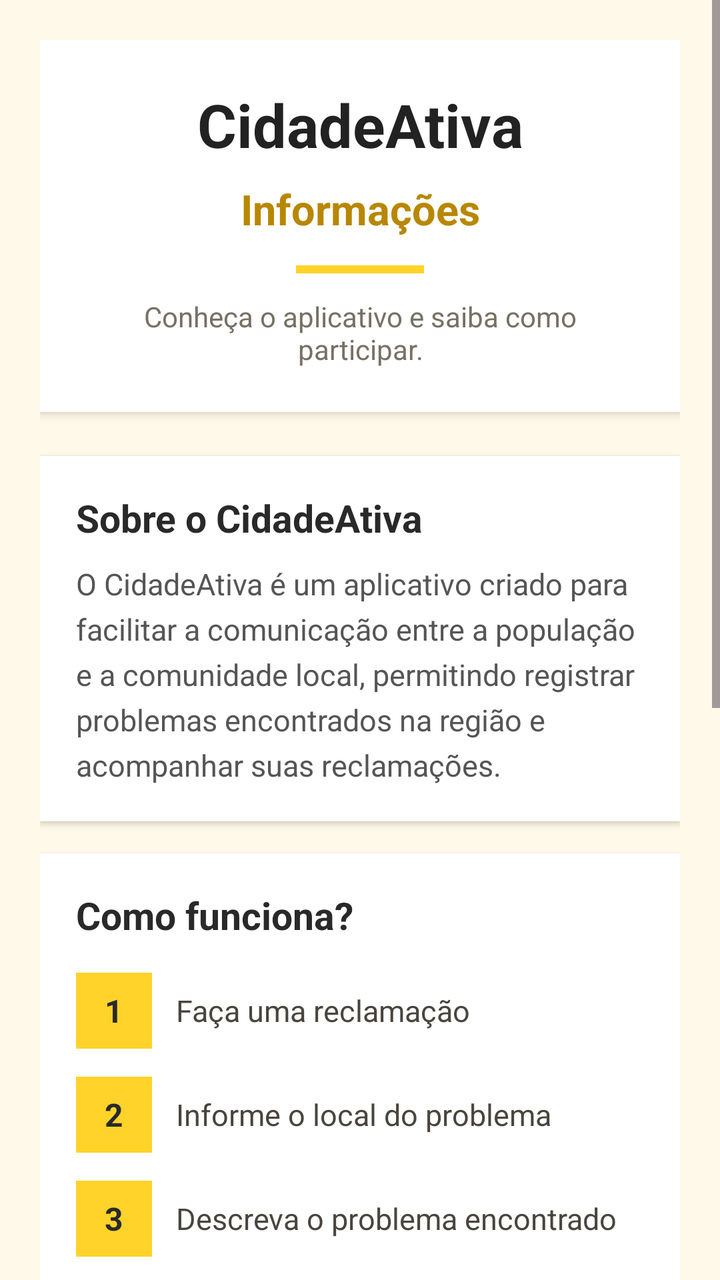
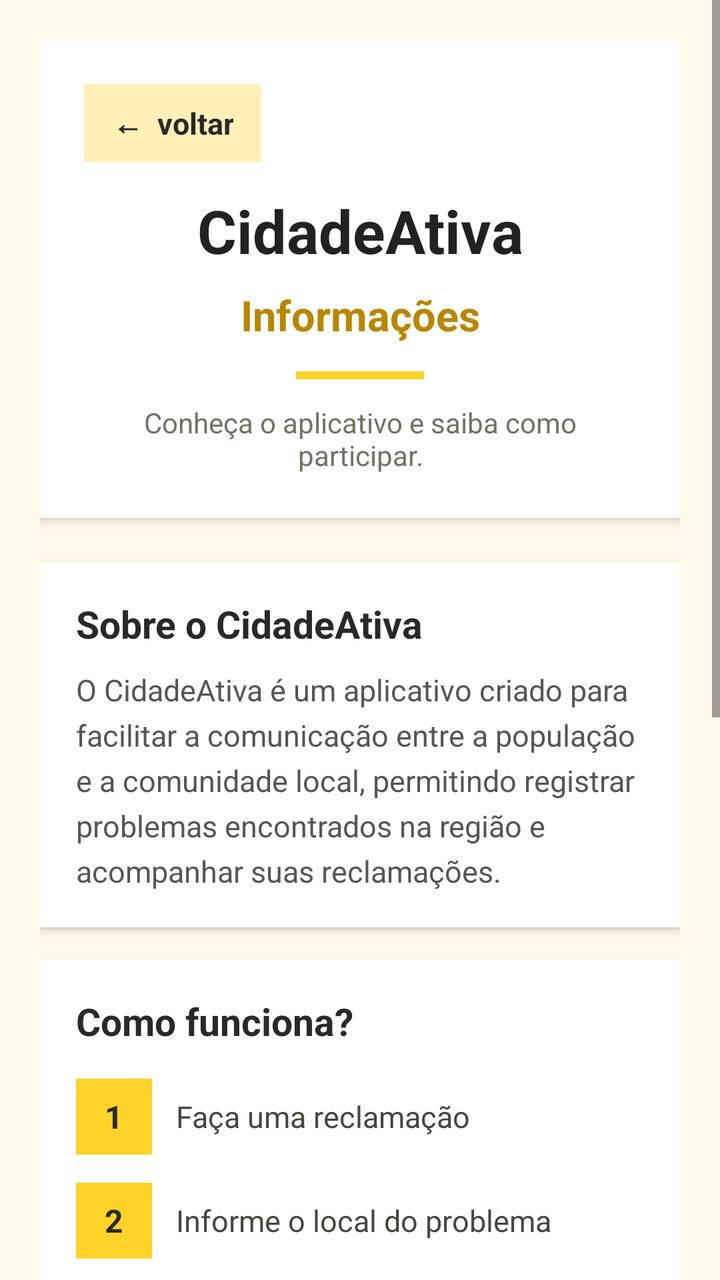

Compare the two renders of this Android layout. The source of the first and the diff that turns it into the second are given below.
<!-- AndroidManifest.xml: application theme Theme.CidadeAtiva -->
<!-- res/layout/activity_informacoes.xml -->
<?xml version="1.0" encoding="utf-8"?>
<ScrollView
    xmlns:android="http://schemas.android.com/apk/res/android"
    android:layout_width="match_parent"
    android:layout_height="match_parent"
    android:background="#FFF9E9"
    android:fillViewport="true">

    <LinearLayout
        android:layout_width="match_parent"
        android:layout_height="wrap_content"
        android:orientation="vertical"
        android:paddingStart="20dp"
        android:paddingEnd="20dp"
        android:paddingTop="20dp"
        android:paddingBottom="28dp">

        

        <LinearLayout
            android:layout_width="match_parent"
            android:layout_height="wrap_content"
            android:orientation="vertical"
            android:gravity="center"
            android:background="#FFFFFF"
            android:elevation="3dp"
            android:padding="22dp"
            android:layout_marginBottom="22dp">

            <TextView
                android:layout_width="match_parent"
                android:layout_height="wrap_content"
                android:text="CidadeAtiva"
                android:textSize="30sp"
                android:textStyle="bold"
                android:textColor="#222222"
                android:gravity="center"/>

            <TextView
                android:layout_width="match_parent"
                android:layout_height="wrap_content"
                android:text="Informações"
                android:textSize="21sp"
                android:textStyle="bold"
                android:textColor="#B88700"
                android:gravity="center"
                android:layout_marginTop="8dp"/>

            <View
                android:layout_width="64dp"
                android:layout_height="4dp"
                android:background="#FFD32A"
                android:layout_marginTop="14dp"/>

            <TextView
                android:layout_width="match_parent"
                android:layout_height="wrap_content"
                android:text="Conheça o aplicativo e saiba como participar."
                android:textSize="14sp"
                android:textColor="#777064"
                android:gravity="center"
                android:layout_marginTop="12dp"/>

        </LinearLayout>

        

        <LinearLayout
            android:layout_width="match_parent"
            android:layout_height="wrap_content"
            android:orientation="vertical"
            android:background="#FFFFFF"
            android:elevation="2dp"
            android:padding="18dp"
            android:layout_marginBottom="16dp">

            <TextView
                android:layout_width="match_parent"
                android:layout_height="wrap_content"
                android:text="Sobre o CidadeAtiva"
                android:textSize="19sp"
                android:textStyle="bold"
                android:textColor="#292929"
                android:layout_marginBottom="10dp"/>

            <TextView
                android:layout_width="match_parent"
                android:layout_height="wrap_content"
                android:text="O CidadeAtiva é um aplicativo criado para facilitar a comunicação entre a população e a comunidade local, permitindo registrar problemas encontrados na região e acompanhar suas reclamações."
                android:textSize="15sp"
                android:textColor="#555555"
                android:lineSpacingExtra="5dp"/>

        </LinearLayout>

        

        <LinearLayout
            android:layout_width="match_parent"
            android:layout_height="wrap_content"
            android:orientation="vertical"
            android:background="#FFFFFF"
            android:elevation="2dp"
            android:padding="18dp"
            android:layout_marginBottom="16dp">

            <TextView
                android:layout_width="match_parent"
                android:layout_height="wrap_content"
                android:text="Como funciona?"
                android:textSize="19sp"
                android:textStyle="bold"
                android:textColor="#292929"
                android:layout_marginBottom="16dp"/>

            

            <LinearLayout
                android:layout_width="match_parent"
                android:layout_height="wrap_content"
                android:orientation="horizontal"
                android:gravity="center_vertical"
                android:layout_marginBottom="14dp">

                <TextView
                    android:layout_width="38dp"
                    android:layout_height="38dp"
                    android:gravity="center"
                    android:text="1"
                    android:textStyle="bold"
                    android:textSize="16sp"
                    android:textColor="#292929"
                    android:background="#FFD32A"/>

                <TextView
                    android:layout_width="0dp"
                    android:layout_height="wrap_content"
                    android:layout_weight="1"
                    android:layout_marginStart="12dp"
                    android:text="Faça uma reclamação"
                    android:textSize="15sp"
                    android:textColor="#49453D"/>

            </LinearLayout>

            

            <LinearLayout
                android:layout_width="match_parent"
                android:layout_height="wrap_content"
                android:orientation="horizontal"
                android:gravity="center_vertical"
                android:layout_marginBottom="14dp">

                <TextView
                    android:layout_width="38dp"
                    android:layout_height="38dp"
                    android:gravity="center"
                    android:text="2"
                    android:textStyle="bold"
                    android:textSize="16sp"
                    android:textColor="#292929"
                    android:background="#FFD32A"/>

                <TextView
                    android:layout_width="0dp"
                    android:layout_height="wrap_content"
                    android:layout_weight="1"
                    android:layout_marginStart="12dp"
                    android:text="Informe o local do problema"
                    android:textSize="15sp"
                    android:textColor="#49453D"/>

            </LinearLayout>

            

            <LinearLayout
                android:layout_width="match_parent"
                android:layout_height="wrap_content"
                android:orientation="horizontal"
                android:gravity="center_vertical"
                android:layout_marginBottom="14dp">

                <TextView
                    android:layout_width="38dp"
                    android:layout_height="38dp"
                    android:gravity="center"
                    android:text="3"
                    android:textStyle="bold"
                    android:textSize="16sp"
                    android:textColor="#292929"
                    android:background="#FFD32A"/>

                <TextView
                    android:layout_width="0dp"
                    android:layout_height="wrap_content"
                    android:layout_weight="1"
                    android:layout_marginStart="12dp"
                    android:text="Descreva o problema encontrado"
                    android:textSize="15sp"
                    android:textColor="#49453D"/>

            </LinearLayout>

            

            <LinearLayout
                android:layout_width="match_parent"
                android:layout_height="wrap_content"
                android:orientation="horizontal"
                android:gravity="center_vertical"
                android:layout_marginBottom="14dp">

                <TextView
                    android:layout_width="38dp"
                    android:layout_height="38dp"
                    android:gravity="center"
                    android:text="4"
                    android:textStyle="bold"
                    android:textSize="16sp"
                    android:textColor="#292929"
                    android:background="#FFD32A"/>

                <TextView
                    android:layout_width="0dp"
                    android:layout_height="wrap_content"
                    android:layout_weight="1"
                    android:layout_marginStart="12dp"
                    android:text="Envie a reclamação"
                    android:textSize="15sp"
                    android:textColor="#49453D"/>

            </LinearLayout>

            

            <LinearLayout
                android:layout_width="match_parent"
                android:layout_height="wrap_content"
                android:orientation="horizontal"
                android:gravity="center_vertical">

                <TextView
                    android:layout_width="38dp"
                    android:layout_height="38dp"
                    android:gravity="center"
                    android:text="5"
                    android:textStyle="bold"
                    android:textSize="16sp"
                    android:textColor="#292929"
                    android:background="#FFD32A"/>

                <TextView
                    android:layout_width="0dp"
                    android:layout_height="wrap_content"
                    android:layout_weight="1"
                    android:layout_marginStart="12dp"
                    android:text="Acompanhe o status da reclamação"
                    android:textSize="15sp"
                    android:textColor="#49453D"/>

            </LinearLayout>

        </LinearLayout>

        

        <LinearLayout
            android:layout_width="match_parent"
            android:layout_height="wrap_content"
            android:orientation="vertical"
            android:background="#FFFFFF"
            android:elevation="2dp"
            android:padding="18dp"
            android:layout_marginBottom="22dp">

            <TextView
                android:layout_width="match_parent"
                android:layout_height="wrap_content"
                android:text="Status das reclamações"
                android:textSize="19sp"
                android:textStyle="bold"
                android:textColor="#292929"
                android:layout_marginBottom="16dp"/>

            

            <TextView
                android:layout_width="match_parent"
                android:layout_height="wrap_content"
                android:text="🟠  Pendente"
                android:textSize="16sp"
                android:textStyle="bold"
                android:textColor="#49453D"
                android:layout_marginBottom="6dp"/>

            <TextView
                android:layout_width="match_parent"
                android:layout_height="wrap_content"
                android:text="A reclamação foi registrada e ainda não foi analisada."
                android:textSize="14sp"
                android:textColor="#666052"
                android:lineSpacingExtra="3dp"
                android:layout_marginBottom="18dp"/>

            

            <TextView
                android:layout_width="match_parent"
                android:layout_height="wrap_content"
                android:text="🔵  Em análise"
                android:textSize="16sp"
                android:textStyle="bold"
                android:textColor="#49453D"
                android:layout_marginBottom="6dp"/>

            <TextView
                android:layout_width="match_parent"
                android:layout_height="wrap_content"
                android:text="A reclamação está sendo analisada."
                android:textSize="14sp"
                android:textColor="#666052"
                android:lineSpacingExtra="3dp"
                android:layout_marginBottom="18dp"/>

            

            <TextView
                android:layout_width="match_parent"
                android:layout_height="wrap_content"
                android:text="🟢  Resolvido"
                android:textSize="16sp"
                android:textStyle="bold"
                android:textColor="#49453D"
                android:layout_marginBottom="6dp"/>

            <TextView
                android:layout_width="match_parent"
                android:layout_height="wrap_content"
                android:text="O problema foi solucionado."
                android:textSize="14sp"
                android:textColor="#666052"
                android:lineSpacingExtra="3dp"/>

        </LinearLayout>

        

        <Button
            android:id="@+id/btnVoltarInformacoes"
            android:layout_width="match_parent"
            android:layout_height="56dp"
            android:text="VOLTAR"
            android:textColor="#222222"
            android:textStyle="bold"
            android:textSize="14sp"
            android:backgroundTint="#FFD32A"
            android:stateListAnimator="@null"
            android:elevation="3dp"
            android:layout_marginBottom="12dp"/>

    </LinearLayout>

</ScrollView>
<!-- resources referenced by this layout -->
<resources>
  <style name="Theme.CidadeAtiva" parent="Base.Theme.CidadeAtiva" />
  <style name="Base.Theme.CidadeAtiva" parent="Theme.Material3.DayNight.NoActionBar">
          
          
      </style>
</resources>

<!-- the commit's change to res/layout/activity_informacoes.xml (unified diff, before → after) -->
@@ -28,6 +28,25 @@
             android:layout_marginBottom="22dp">
 
             <TextView
+                android:id="@+id/btnVoltarInformacoes"
+                android:layout_width="wrap_content"
+                android:layout_height="wrap_content"
+                android:text="←  voltar"
+                android:textSize="15sp"
+                android:textStyle="bold"
+                android:textColor="#292929"
+                android:gravity="center"
+                android:clickable="true"
+                android:focusable="true"
+                android:paddingStart="14dp"
+                android:paddingEnd="14dp"
+                android:paddingTop="9dp"
+                android:paddingBottom="9dp"
+                android:background="#FFF0B8"
+                android:layout_gravity="start"
+                android:layout_marginBottom="14dp"/>
+
+            <TextView
                 android:layout_width="match_parent"
                 android:layout_height="wrap_content"
                 android:text="CidadeAtiva"
@@ -345,21 +364,6 @@
 
         </LinearLayout>
 
-        
-
-        <Button
-            android:id="@+id/btnVoltarInformacoes"
-            android:layout_width="match_parent"
-            android:layout_height="56dp"
-            android:text="VOLTAR"
-            android:textColor="#222222"
-            android:textStyle="bold"
-            android:textSize="14sp"
-            android:backgroundTint="#FFD32A"
-            android:stateListAnimator="@null"
-            android:elevation="3dp"
-            android:layout_marginBottom="12dp"/>
-
     </LinearLayout>
 
 </ScrollView>
